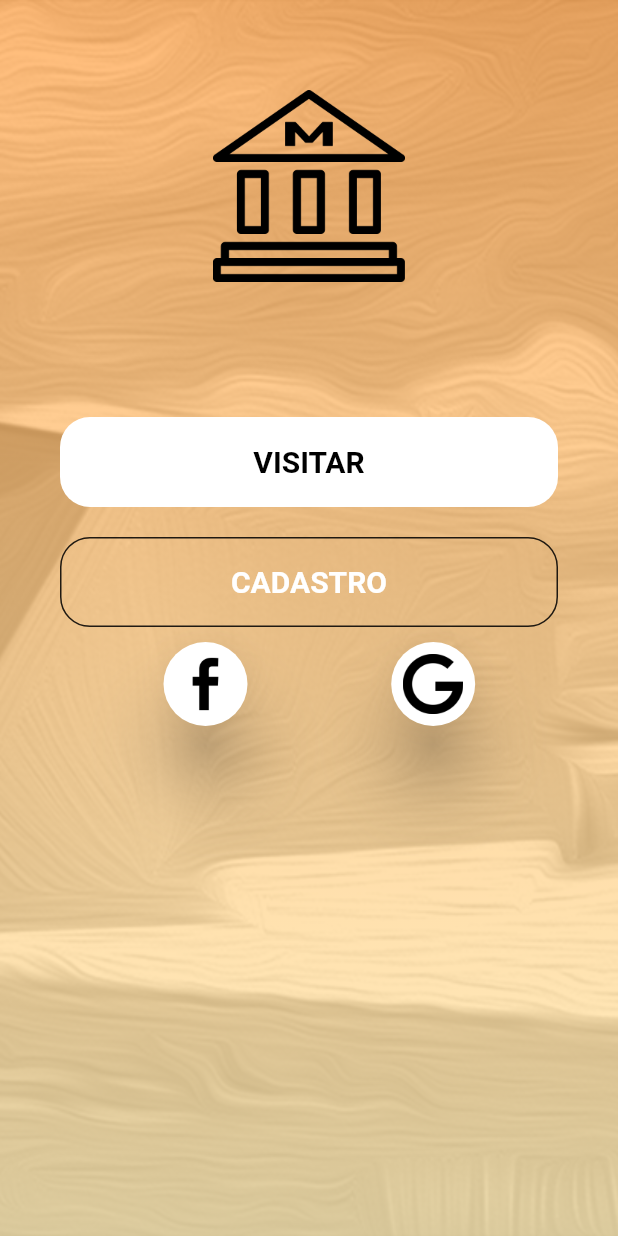
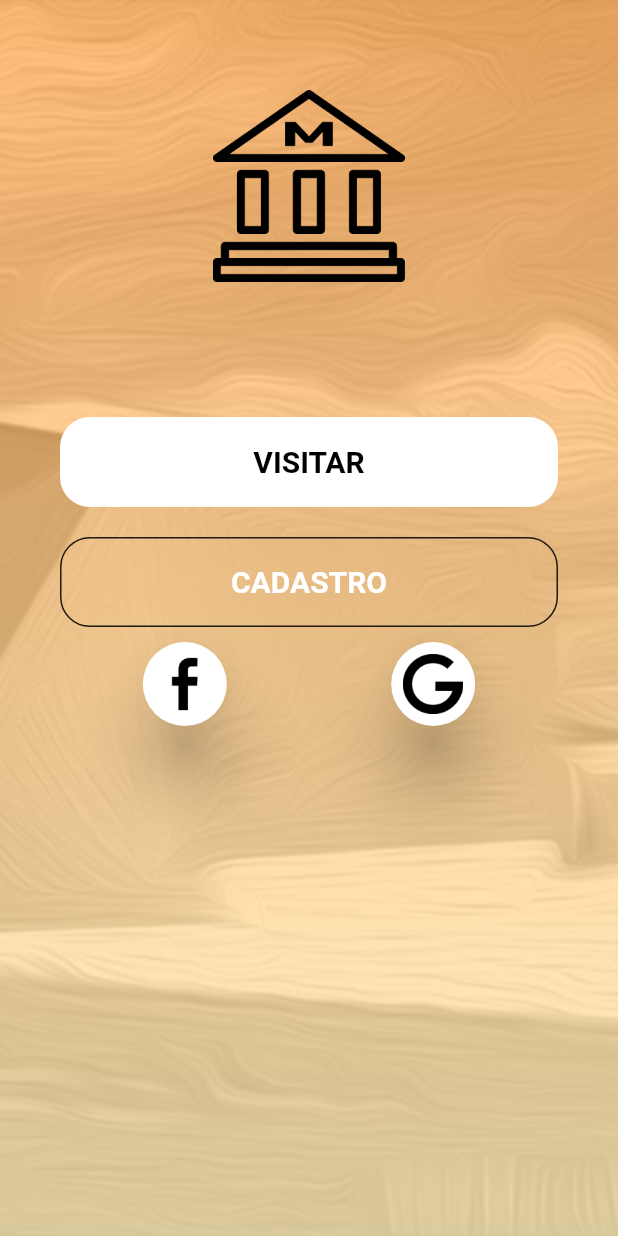
Before and after one commit to JoseHumbertoJr/app-museu, a Flutter app: the screen it shows after launch, on a phone screen of 412 x 824 dp. Run offline on Flutter 3.47's test engine with Material 2 defaults, Android fonts, the phone set to English and light mode, and no system bars.

Commit message:
Ajuste de rotas, mudança da pagina content e acrescentando os botoes do google e facebook na pagina home

```diff
--- a/app_museu/lib/pages/home.dart
+++ b/app_museu/lib/pages/home.dart
@@ -147,7 +147,7 @@ class LoginPageState extends State<HomePage> {
                     Stack(
                       children: <Widget>[
                           Align(
-                          alignment: FractionalOffset(0.25, 0.99),
+                          alignment: FractionalOffset(0.20, 0.99),
                           child:  new FloatingActionButton(
                               heroTag: "btn6",
                               elevation: 20,
```
